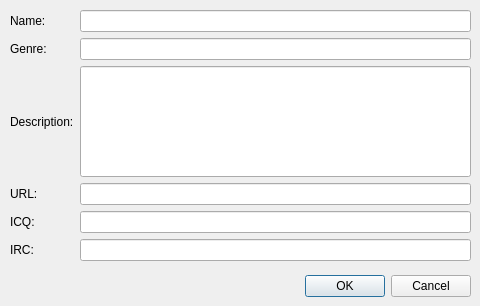
Old version of the form streaminfodialog.ui in the repository napcode/appstream.
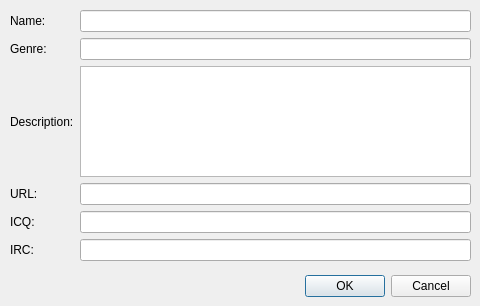
New version of the form.

```diff
--- a/streaminfodialog.ui
+++ b/streaminfodialog.ui
@@ -97,12 +97,9 @@
      <widget class="QLineEdit" name="edIrc"/>
     </item>
     <item row="2" column="1">
-     <widget class="QLineEdit" name="edDescription">
-      <property name="sizePolicy">
-       <sizepolicy hsizetype="Expanding" vsizetype="Expanding">
-        <horstretch>0</horstretch>
-        <verstretch>0</verstretch>
-       </sizepolicy>
+     <widget class="QTextEdit" name="edDescription">
+      <property name="acceptRichText">
+       <bool>false</bool>
       </property>
      </widget>
     </item>
```
Left out of the diff: 1 changed line with no effect on the pictures.
